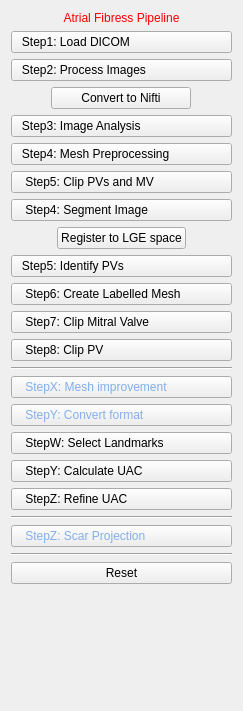
Before: the Qt Designer form Version2.0/Plugins/kcl.cemrgapp.atrialfibres/src/internal/AtrialFibresViewControls.ui in OpenHeartDevelopers/CemrgApp, drawn with Qt 5.
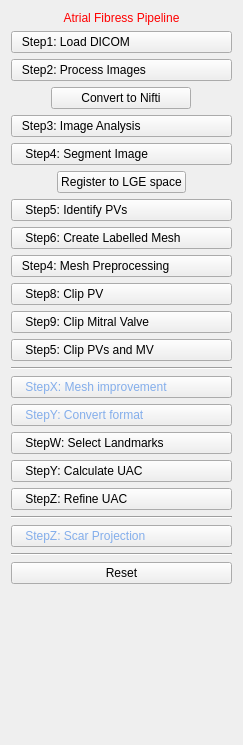
After: the same form once the commit is applied.

Commit message: [feature/manual] MeshPreprocessing on Manual pipeline. PV clip on manual

Patch:
```diff
--- a/Version2.0/Plugins/kcl.cemrgapp.atrialfibres/src/internal/AtrialFibresViewControls.ui
+++ b/Version2.0/Plugins/kcl.cemrgapp.atrialfibres/src/internal/AtrialFibresViewControls.ui
@@ -7,7 +7,7 @@
     <x>0</x>
     <y>0</y>
     <width>243</width>
-    <height>711</height>
+    <height>745</height>
    </rect>
   </property>
   <property name="font">
@@ -100,26 +100,6 @@
      </property>
     </widget>
    </item>
-   <item>
-    <widget class="QPushButton" name="button_auto4_meshpreproc">
-     <property name="styleSheet">
-      <string notr="true">text-align: left;</string>
-     </property>
-     <property name="text">
-      <string>   Step4: Mesh Preprocessing</string>
-     </property>
-    </widget>
-   </item>
-   <item>
-    <widget class="QPushButton" name="button_auto5_clipPV">
-     <property name="styleSheet">
-      <string notr="true">text-align: left;</string>
-     </property>
-     <property name="text">
-      <string>    Step5: Clip PVs and MV</string>
-     </property>
-    </widget>
-   </item>
    <item>
     <widget class="QPushButton" name="button_man4_segmentation">
      <property name="styleSheet">
@@ -146,7 +126,7 @@
       <string notr="true">text-align: left;</string>
      </property>
      <property name="text">
-      <string>   Step5: Identify PVs</string>
+      <string>    Step5: Identify PVs</string>
      </property>
     </widget>
    </item>
@@ -161,12 +141,12 @@
     </widget>
    </item>
    <item>
-    <widget class="QPushButton" name="button_man7_clipMV">
+    <widget class="QPushButton" name="button_auto4_meshpreproc">
      <property name="styleSheet">
       <string notr="true">text-align: left;</string>
      </property>
      <property name="text">
-      <string>    Step7: Clip Mitral Valve</string>
+      <string>   Step4: Mesh Preprocessing</string>
      </property>
     </widget>
    </item>
@@ -180,6 +160,26 @@
      </property>
     </widget>
    </item>
+   <item>
+    <widget class="QPushButton" name="button_man7_clipMV">
+     <property name="styleSheet">
+      <string notr="true">text-align: left;</string>
+     </property>
+     <property name="text">
+      <string>    Step9: Clip Mitral Valve</string>
+     </property>
+    </widget>
+   </item>
+   <item>
+    <widget class="QPushButton" name="button_auto5_clipPV">
+     <property name="styleSheet">
+      <string notr="true">text-align: left;</string>
+     </property>
+     <property name="text">
+      <string>    Step5: Clip PVs and MV</string>
+     </property>
+    </widget>
+   </item>
    <item>
     <widget class="Line" name="line">
      <property name="orientation">
```
The commit also changes 4 other files.
